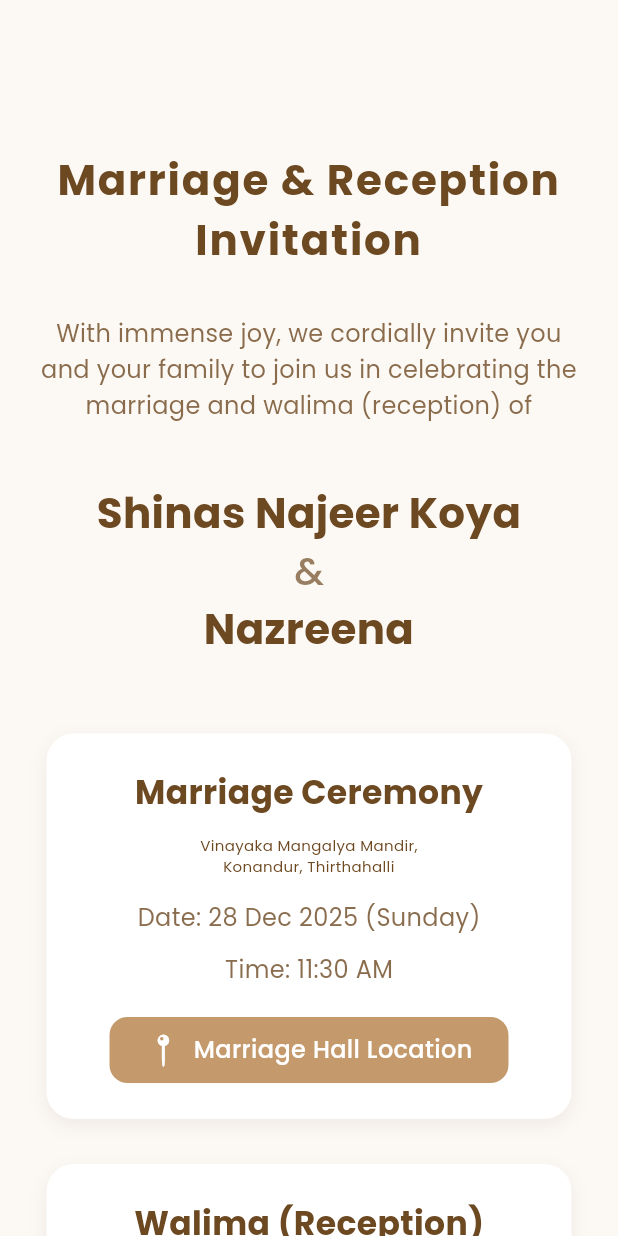
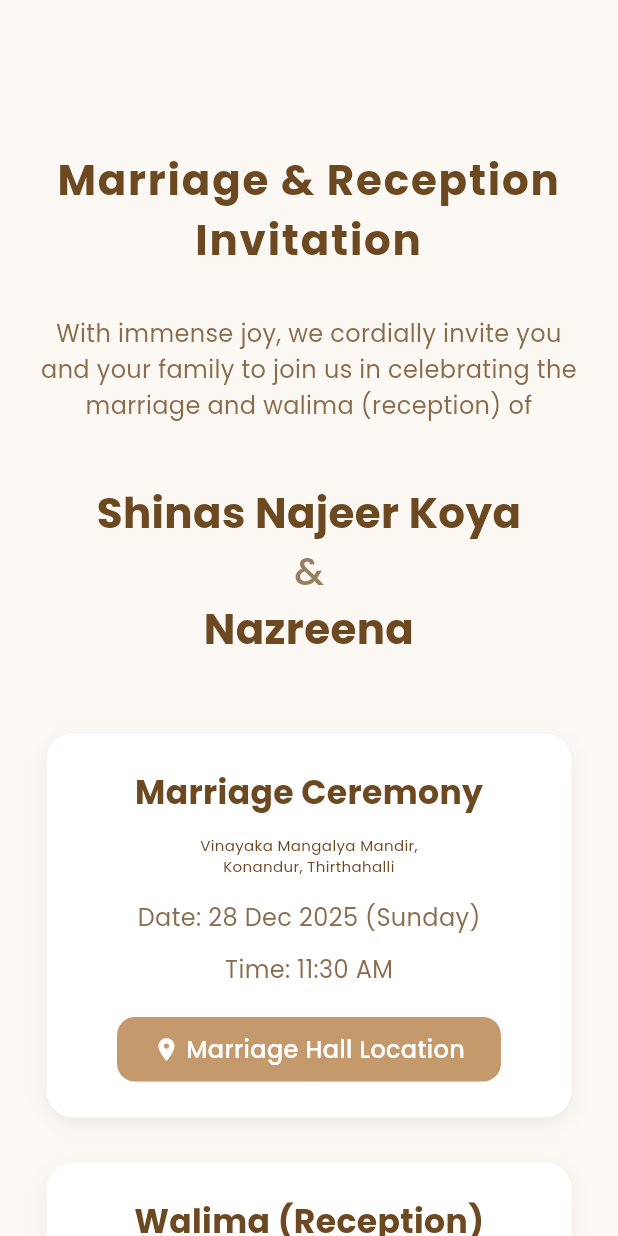
Before and after one commit to ShinasNajeerKoya/wedding-invitation, a Flutter app: the screen it shows after launch, on a phone screen of 412 x 824 dp. Run offline on Flutter 3.47's test engine with Material 3 defaults, Android fonts, the light colour scheme and no system bars; drawn by our look-alikes of animated_text_kit, flutter_animate; our stand-ins replace google_fonts.

Commit message:
-- location icon updated

```diff
--- a/lib/main.dart
+++ b/lib/main.dart
@@ -233,8 +233,9 @@ class EventCard extends StatelessWidget {
                   mainAxisSize: MainAxisSize.min,
                   mainAxisAlignment: MainAxisAlignment.center,
                   children: [
-                    const Icon(CupertinoIcons.map_pin, color: Colors.white),
-                    const SizedBox(width: 8),
+                    const Icon(Icons.location_on, color: Colors.white, size: 18),
+                    // SizedBox(height: 16, width: 16, child: Image.asset('assets/images/map.png')),
+                    const SizedBox(width: 4),
                     Text(
                       buttonLabel,
                       style: TextStyle(fontSize: isMobile ? 16 : 18, fontWeight: FontWeight.w500, color: Colors.white),
--- a/pubspec.yaml
+++ b/pubspec.yaml
@@ -44,3 +44,7 @@ flutter:
 
 
   uses-material-design: true
+
+
+  assets:
+    - assets/images/
```
Also changed, not shown: assets/images/map.png (added).
